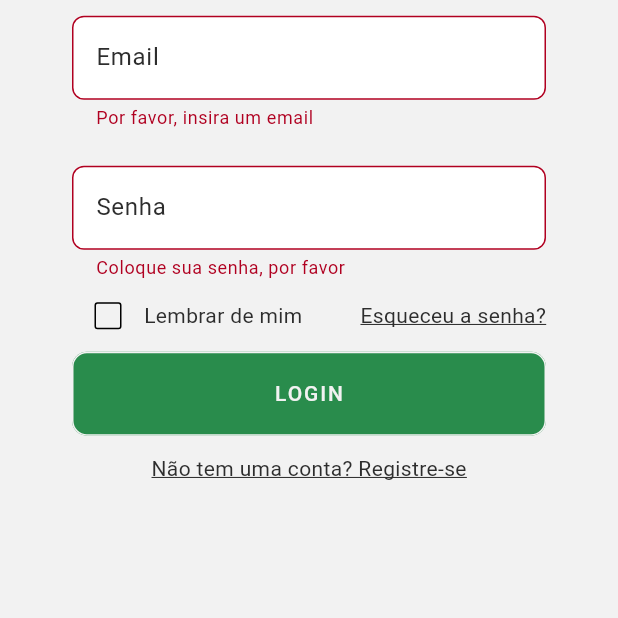
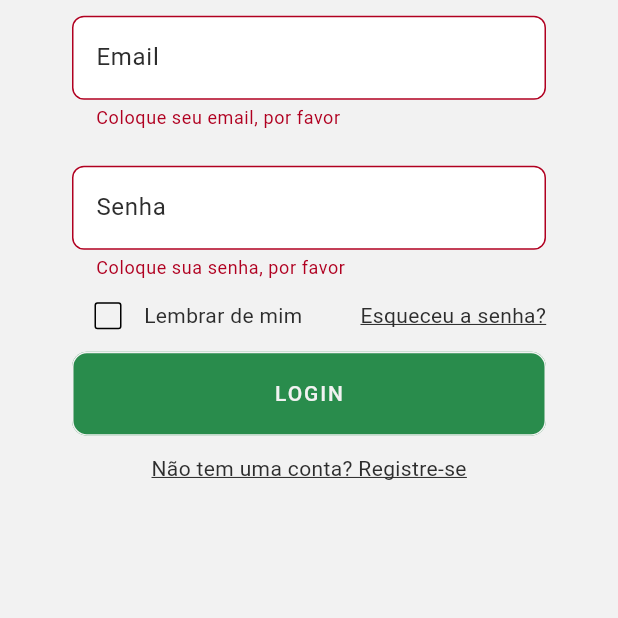
Before and after one commit to IndoorTrackingTeam/indoor-tracking-frontend-mobile, a Flutter app: the screen it shows after launch, after a tap on "Esqueceu a senha?", after a tap on the "arrow back" icon, after a tap on "LOGIN", on a phone screen of 412 x 824 dp, the part 429-1047 px from its top. Run offline on Flutter 3.47's test engine with Material 3 defaults, Android fonts, the phone set to English and light mode, and no system bars; our stand-ins replace flutter_spinkit, google_fonts, shared_preferences; Roboto replaces fonts that are missing (Play).

Commit message:
ci: fixed login tests

```diff
--- a/mobile/lib/screens/login_screen.dart
+++ b/mobile/lib/screens/login_screen.dart
@@ -37,11 +37,11 @@ class _LoginScreenState extends State<LoginScreen> {
 
   String? _emailValidator(String? value) {
     if (value == null || value.isEmpty) {
-      return 'Por favor, insira um email';
+      return 'Coloque seu email, por favor';
     }
     final emailRegex = RegExp(r'^[^@]+@[^@]+\.[^@]+');
     if (!emailRegex.hasMatch(value)) {
-      return 'Por favor, insira um email válido';
+      return 'Coloque um email válido, por favor';
     }
     return null;
   }
```
Also changed, not shown: 1 other file.
